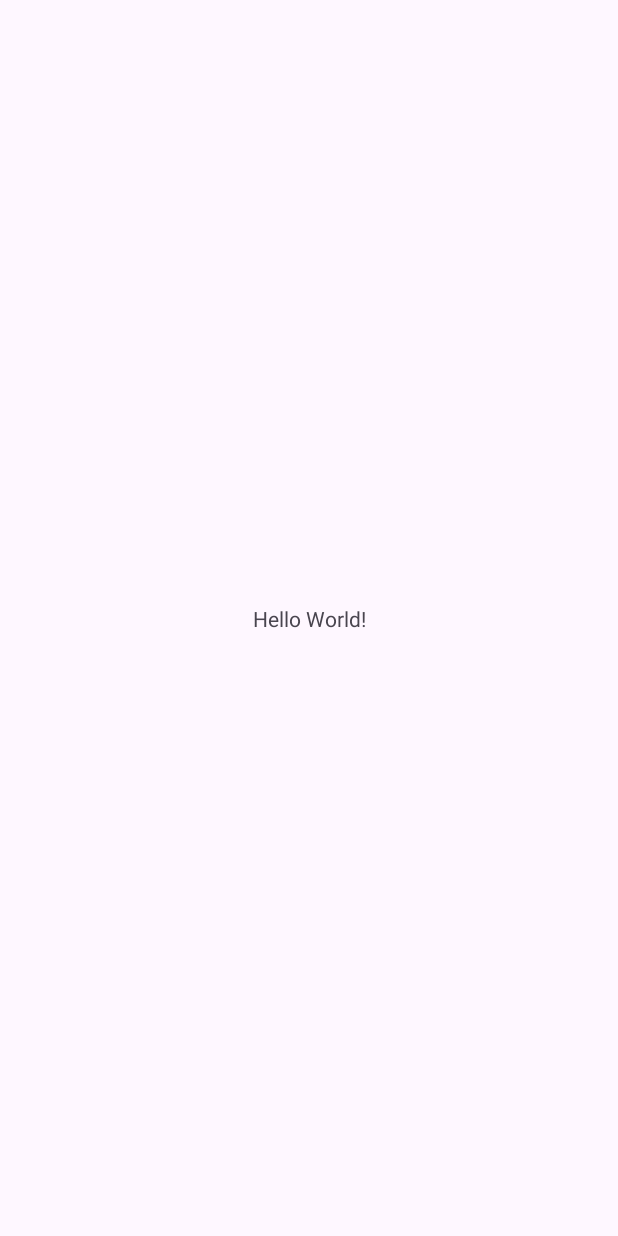
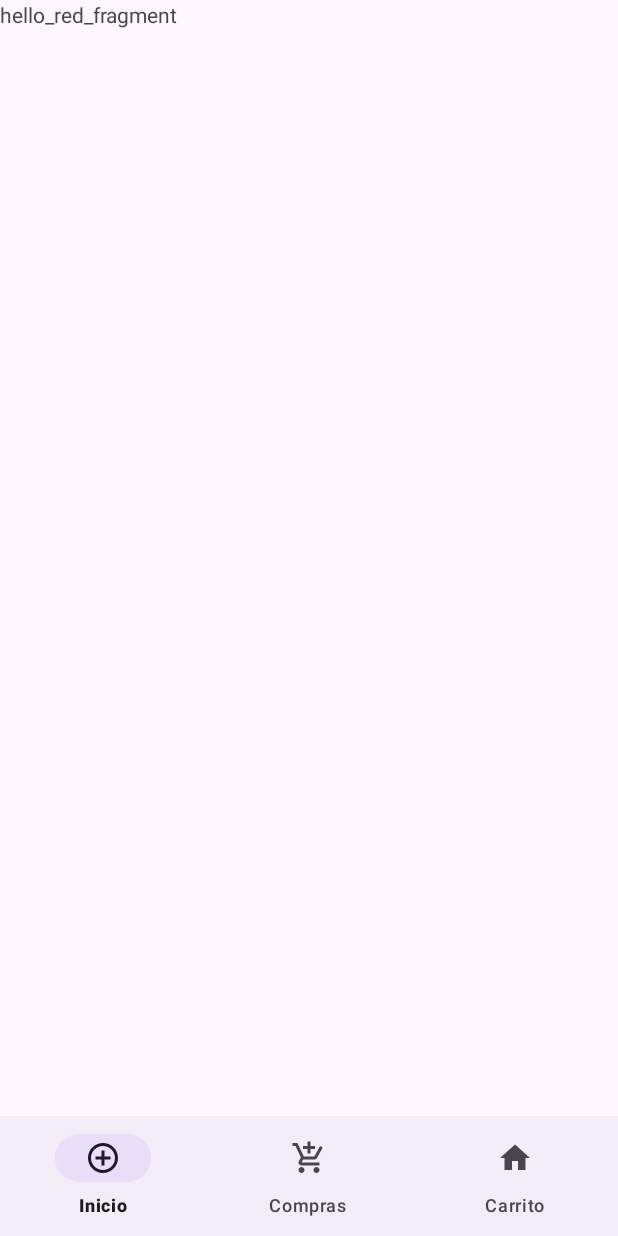
Before and after one commit to YonyVilca/Project, an Android app: the screen it shows after launch (MainActivity), on a phone screen of 412 x 824 dp. Before the commit the screen is almost empty. Run offline under Robolectric (Android 15) with nearby library versions, the phone set to English and light mode, and no system bars.

Commit message:
se completo  bottomnavigation

```diff
--- a/app/build.gradle.kts
+++ b/app/build.gradle.kts
@@ -45,6 +45,8 @@ dependencies {
     implementation(libs.material)
     implementation(libs.androidx.activity)
     implementation(libs.androidx.constraintlayout)
+    implementation(libs.androidx.navigation.fragment.ktx)
+    implementation(libs.androidx.navigation.ui.ktx)
     testImplementation(libs.junit)
     androidTestImplementation(libs.androidx.junit)
     androidTestImplementation(libs.androidx.espresso.core)
--- a/app/src/main/AndroidManifest.xml
+++ b/app/src/main/AndroidManifest.xml
@@ -10,7 +10,7 @@
         android:label="@string/app_name"
         android:roundIcon="@mipmap/ic_launcher_round"
         android:supportsRtl="true"
-        android:theme="@style/Theme.ProyectoFinal"
+        android:theme="@style/Theme.BottonNavigationFragments"
         tools:targetApi="31">
         <activity
             android:name=".MainActivity"
--- a/app/src/main/java/com/example/proyectofinal/MainActivity.kt
+++ b/app/src/main/java/com/example/proyectofinal/MainActivity.kt
@@ -1,20 +1,48 @@
-package com.example.proyectofinal
+package com.example.proyectofinal;
+
 
 import android.os.Bundle
-import androidx.activity.enableEdgeToEdge
 import androidx.appcompat.app.AppCompatActivity
-import androidx.core.view.ViewCompat
-import androidx.core.view.WindowInsetsCompat
+import androidx.fragment.app.Fragment
+import androidx.fragment.app.FragmentTransaction
+import com.google.android.material.bottomnavigation.BottomNavigationView
 
 class MainActivity : AppCompatActivity() {
+
+
     override fun onCreate(savedInstanceState: Bundle?) {
         super.onCreate(savedInstanceState)
-        enableEdgeToEdge()
         setContentView(R.layout.activity_main)
-        ViewCompat.setOnApplyWindowInsetsListener(findViewById(R.id.main)) { v, insets ->
-            val systemBars = insets.getInsets(WindowInsetsCompat.Type.systemBars())
-            v.setPadding(systemBars.left, systemBars.top, systemBars.right, systemBars.bottom)
-            insets
+
+        val bottomNav: BottomNavigationView = findViewById(R.id.bottomnav)
+
+        bottomNav.setOnItemSelectedListener { item ->
+            when (item.itemId) {
+                R.id.navHome -> {
+                    loadFragment(homeFragment())
+                    true
+                }
+                R.id.navShop -> {
+                    loadFragment(ShopFragment())
+                    true
+                }
+                R.id.navShopping -> {
+                    loadFragment(ShoppingFragment())
+                    true
+                }
+                else -> false
+            }
+        }
+
+
+        // Load the default fragment
+        loadFragment(homeFragment())
+    }
+    private fun loadFragment(fragment: Fragment) {
+        supportFragmentManager.beginTransaction().apply {
+            replace(R.id.container, fragment)
+            addToBackStack(null)
+            commit()
         }
     }
 }
--- /dev/null
+++ b/app/src/main/java/com/example/proyectofinal/homeFragment.kt
@@ -0,0 +1,9 @@
+package com.example.proyectofinal
+
+
+import androidx.fragment.app.Fragment
+
+class homeFragment : Fragment(R.layout.fragment_home) {
+
+
+}
--- /dev/null
+++ b/app/src/main/res/drawable/baseline_add_circle_outline_24.xml
@@ -0,0 +1,5 @@
+<vector xmlns:android="http://schemas.android.com/apk/res/android" android:height="24dp" android:tint="#000000" android:viewportHeight="24" android:viewportWidth="24" android:width="24dp">
+
+    <path android:fillColor="@android:color/white" android:pathData="M13,7h-2v4L7,11v2h4v4h2v-4h4v-2h-4L13,7zM12,2C6.48,2 2,6.48 2,12s4.48,10 10,10 10,-4.48 10,-10S17.52,2 12,2zM12,20c-4.41,0 -8,-3.59 -8,-8s3.59,-8 8,-8 8,3.59 8,8 -3.59,8 -8,8z"/>
+
+</vector>
--- /dev/null
+++ b/app/src/main/res/drawable/baseline_add_shopping_cart_24.xml
@@ -0,0 +1,5 @@
+<vector xmlns:android="http://schemas.android.com/apk/res/android" android:height="24dp" android:tint="#000000" android:viewportHeight="24" android:viewportWidth="24" android:width="24dp">
+
+    <path android:fillColor="@android:color/white" android:pathData="M11,9h2L13,6h3L16,4h-3L13,1h-2v3L8,4v2h3v3zM7,18c-1.1,0 -1.99,0.9 -1.99,2S5.9,22 7,22s2,-0.9 2,-2 -0.9,-2 -2,-2zM17,18c-1.1,0 -1.99,0.9 -1.99,2s0.89,2 1.99,2 2,-0.9 2,-2 -0.9,-2 -2,-2zM7.17,14.75l0.03,-0.12 0.9,-1.63h7.45c0.75,0 1.41,-0.41 1.75,-1.03l3.86,-7.01L19.42,4h-0.01l-1.1,2 -2.76,5L8.53,11l-0.13,-0.27L6.16,6l-0.95,-2 -0.94,-2L1,2v2h2l3.6,7.59 -1.35,2.45c-0.16,0.28 -0.25,0.61 -0.25,0.96 0,1.1 0.9,2 2,2h12v-2L7.42,15c-0.13,0 -0.25,-0.11 -0.25,-0.25z"/>
+
+</vector>
--- /dev/null
+++ b/app/src/main/res/drawable/baseline_home_24.xml
@@ -0,0 +1,5 @@
+<vector xmlns:android="http://schemas.android.com/apk/res/android" android:height="24dp" android:tint="#000000" android:viewportHeight="24" android:viewportWidth="24" android:width="24dp">
+
+    <path android:fillColor="@android:color/white" android:pathData="M10,20v-6h4v6h5v-8h3L12,3 2,12h3v8z"/>
+
+</vector>
--- a/app/src/main/res/layout/activity_main.xml
+++ b/app/src/main/res/layout/activity_main.xml
@@ -1,19 +1,25 @@
 <?xml version="1.0" encoding="utf-8"?>
-<androidx.constraintlayout.widget.ConstraintLayout xmlns:android="http://schemas.android.com/apk/res/android"
+<LinearLayout
+    xmlns:android="http://schemas.android.com/apk/res/android"
     xmlns:app="http://schemas.android.com/apk/res-auto"
     xmlns:tools="http://schemas.android.com/tools"
-    android:id="@+id/main"
+    android:orientation="vertical"
     android:layout_width="match_parent"
-    android:layout_height="match_parent"
-    tools:context=".MainActivity">
+    android:layout_height="match_parent">
 
-    <TextView
-        android:layout_width="wrap_content"
+    <!-- Aquí está el FrameLayout que contendrá tus fragmentos o contenido -->
+    <FrameLayout
+        android:id="@+id/container"
+        android:layout_width="match_parent"
+        android:layout_height="0dp"
+        android:layout_weight="1" />
+
+    <!-- Aquí está el BottomNavigationView -->
+    <com.google.android.material.bottomnavigation.BottomNavigationView
+        android:id="@+id/bottomnav"
+        android:layout_width="match_parent"
         android:layout_height="wrap_content"
-        android:text="Hello World!"
-        app:layout_constraintBottom_toBottomOf="parent"
-        app:layout_constraintEnd_toEndOf="parent"
-        app:layout_constraintStart_toStartOf="parent"
-        app:layout_constraintTop_toTopOf="parent" />
+        app:menu="@menu/nav_menu"
+        app:labelVisibilityMode="labeled"/>
 
-</androidx.constraintlayout.widget.ConstraintLayout>
+</LinearLayout>
--- /dev/null
+++ b/app/src/main/res/layout/fragment_home.xml
@@ -0,0 +1,14 @@
+<?xml version="1.0" encoding="utf-8"?>
+<FrameLayout xmlns:android="http://schemas.android.com/apk/res/android"
+    xmlns:tools="http://schemas.android.com/tools"
+    android:layout_width="match_parent"
+    android:layout_height="match_parent"
+    tools:context=".homeFragment">
+
+    <!-- TODO: Update blank fragment layout -->
+    <TextView
+        android:layout_width="match_parent"
+        android:layout_height="match_parent"
+        android:text="hello_red_fragment" />
+
+</FrameLayout>
--- /dev/null
+++ b/app/src/main/res/menu/nav_menu.xml
@@ -0,0 +1,18 @@
+<?xml version="1.0" encoding="utf-8"?>
+<menu xmlns:android="http://schemas.android.com/apk/res/android">
+ <item
+     android:id="@+id/navHome"
+     android:title="Inicio"
+     android:icon="@drawable/baseline_add_circle_outline_24"
+     />
+ <item
+        android:id="@+id/navShop"
+        android:title="Compras"
+        android:icon="@drawable/baseline_add_shopping_cart_24"
+        />
+ <item
+        android:id="@+id/navShopping"
+        android:title="Carrito"
+        android:icon="@drawable/baseline_home_24"
+    />
+</menu>
--- a/app/src/main/res/values/strings.xml
+++ b/app/src/main/res/values/strings.xml
@@ -1,3 +1,5 @@
 <resources>
     <string name="app_name">ProyectoFinal</string>
+    <!-- TODO: Remove or change this placeholder text -->
+    <string name="hello_blank_fragment">Hello blank fragment</string>
 </resources>
--- a/app/src/main/res/values/themes.xml
+++ b/app/src/main/res/values/themes.xml
@@ -1,9 +1,9 @@
 <resources xmlns:tools="http://schemas.android.com/tools">
     <!-- Base application theme. -->
-    <style name="Base.Theme.ProyectoFinal" parent="Theme.Material3.DayNight.NoActionBar">
+    <style name="Base.Theme.BottonNavigationFragments" parent="Theme.Material3.DayNight.NoActionBar">
         <!-- Customize your light theme here. -->
         <!-- <item name="colorPrimary">@color/my_light_primary</item> -->
     </style>
 
-    <style name="Theme.ProyectoFinal" parent="Base.Theme.ProyectoFinal" />
+    <style name="Theme.BottonNavigationFragments" parent="Base.Theme.BottonNavigationFragments" />
 </resources>
--- a/gradle/libs.versions.toml
+++ b/gradle/libs.versions.toml
@@ -9,6 +9,8 @@ appcompat = "1.7.0"
 material = "1.12.0"
 activity = "1.9.0"
 constraintlayout = "2.1.4"
+navigationFragmentKtx = "2.7.7"
+navigationUiKtx = "2.7.7"
 
 [libraries]
 androidx-core-ktx = { group = "androidx.core", name = "core-ktx", version.ref = "coreKtx" }
@@ -19,6 +21,8 @@ androidx-appcompat = { group = "androidx.appcompat", name = "appcompat", version
 material = { group = "com.google.android.material", name = "material", version.ref = "material" }
 androidx-activity = { group = "androidx.activity", name = "activity", version.ref = "activity" }
 androidx-constraintlayout = { group = "androidx.constraintlayout", name = "constraintlayout", version.ref = "constraintlayout" }
+androidx-navigation-fragment-ktx = { group = "androidx.navigation", name = "navigation-fragment-ktx", version.ref = "navigationFragmentKtx" }
+androidx-navigation-ui-ktx = { group = "androidx.navigation", name = "navigation-ui-ktx", version.ref = "navigationUiKtx" }
 
 [plugins]
 android-application = { id = "com.android.application", version.ref = "agp" }
```
Also changed, not shown: app/src/main/java/com/example/proyectofinal/ShopFragment.kt (added, +11 -0 lines), app/src/main/java/com/example/proyectofinal/ShoppingFragment.kt (added, +8 -0 lines), app/src/main/res/color/bottom_navigation_colors.xml (added, +8 -0 lines), app/src/main/res/layout/fragment_shop.xml (added, +14 -0 lines), app/src/main/res/layout/fragment_shopping.xml (added, +14 -0 lines).
